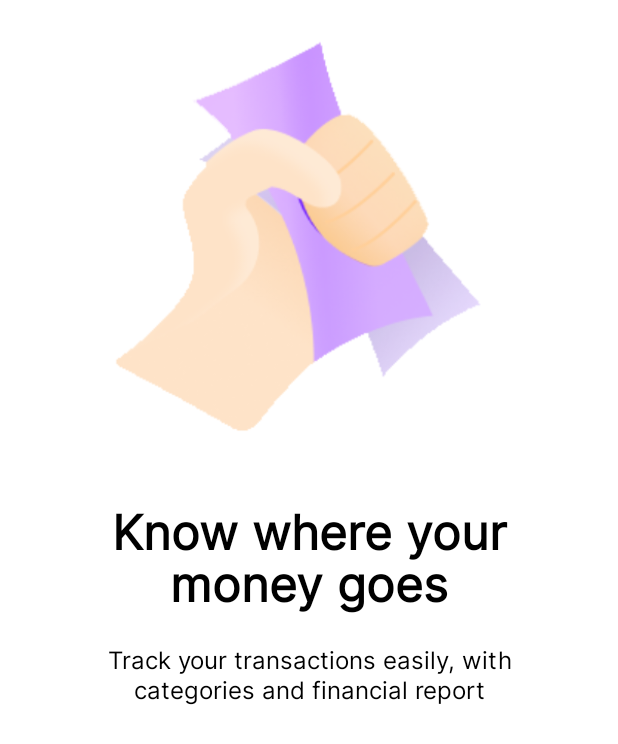
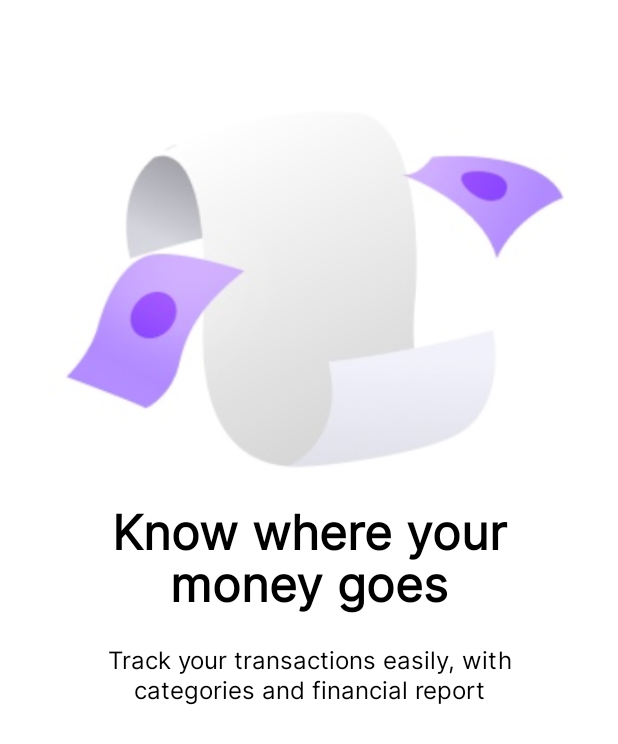
Before and after one commit to LukaszGalinski/Fluffy, an Android app: the layout onboarding_screen_second_fragment.xml on its own in the app's theme, with its tools: preview values and no code run, on a phone screen of 412 x 824 dp. Shown: the top 744 px of the screen. Run offline under Robolectric (Android 15) with nearby library versions, the phone set to English and light mode, and no system bars.

Commit message:
Add directories for simplify project managment

```diff
--- a/app/src/main/AndroidManifest.xml
+++ b/app/src/main/AndroidManifest.xml
@@ -10,7 +10,7 @@
         android:supportsRtl="true"
         android:theme="@style/Theme.Fluffy.OnBoarding">
         <activity
-            android:name="com.lukasz.galinski.fluffy.OnBoardingScreenActivity"
+            android:name="com.lukasz.galinski.fluffy.view.OnBoardingScreenActivity"
             android:exported="true">
             <intent-filter>
                 <action android:name="android.intent.action.MAIN" />
--- a/app/src/main/java/com/lukasz/galinski/fluffy/OnBoardingScreenActivity.kt
+++ b/app/src/main/java/com/lukasz/galinski/fluffy/view/OnBoardingScreenActivity.kt
@@ -1,11 +1,14 @@
-package com.lukasz.galinski.fluffy
+package com.lukasz.galinski.fluffy.view
 
 import androidx.appcompat.app.AppCompatActivity
 import android.os.Bundle
+import com.lukasz.galinski.fluffy.R
 
 class OnBoardingScreenActivity : AppCompatActivity() {
     override fun onCreate(savedInstanceState: Bundle?) {
         super.onCreate(savedInstanceState)
         setContentView(R.layout.onboarding_screen_layout)
+
+
     }
 }
--- a/app/src/main/res/layout/onboarding_screen_first_fragment.xml
+++ b/app/src/main/res/layout/onboarding_screen_first_fragment.xml
@@ -7,7 +7,7 @@
     <androidx.constraintlayout.widget.ConstraintLayout xmlns:tools="http://schemas.android.com/tools"
         android:layout_width="match_parent"
         android:layout_height="wrap_content"
-        tools:context=".OnBoardingScreenActivity">
+        tools:context=".view.OnBoardingScreenActivity">
 
         <ImageView
             android:id="@+id/onboarding_logo"
--- a/app/src/main/res/layout/onboarding_screen_layout.xml
+++ b/app/src/main/res/layout/onboarding_screen_layout.xml
@@ -5,9 +5,9 @@
     xmlns:tools="http://schemas.android.com/tools"
     android:layout_width="match_parent"
     android:layout_height="match_parent"
-    tools:context=".OnBoardingScreenActivity">
+    tools:context=".view.OnBoardingScreenActivity">
 
-    <FrameLayout
+    <androidx.viewpager2.widget.ViewPager2
         android:id="@+id/onboarding_fragment_host"
         android:layout_width="match_parent"
         android:layout_height="0dp"
--- a/app/src/main/res/layout/onboarding_screen_second_fragment.xml
+++ b/app/src/main/res/layout/onboarding_screen_second_fragment.xml
@@ -7,7 +7,7 @@
     <androidx.constraintlayout.widget.ConstraintLayout xmlns:tools="http://schemas.android.com/tools"
         android:layout_width="match_parent"
         android:layout_height="wrap_content"
-        tools:context=".OnBoardingScreenActivity">
+        tools:context=".view.OnBoardingScreenActivity">
 
         <ImageView
             android:id="@+id/onboarding_logo"
@@ -16,7 +16,7 @@
             android:layout_marginTop="@dimen/margin_medium_16"
             android:layout_marginBottom="@dimen/margin_medium_16"
             android:contentDescription="@string/onBoarding_logo"
-            android:src="@drawable/onboarding_one_logo"
+            android:src="@drawable/onboarding_logo_two"
             app:layout_constraintEnd_toEndOf="parent"
             app:layout_constraintStart_toStartOf="parent"
             app:layout_constraintTop_toTopOf="parent"
--- a/app/src/main/res/layout/onboarding_screen_third_fragment.xml
+++ b/app/src/main/res/layout/onboarding_screen_third_fragment.xml
@@ -7,7 +7,7 @@
     <androidx.constraintlayout.widget.ConstraintLayout xmlns:tools="http://schemas.android.com/tools"
         android:layout_width="match_parent"
         android:layout_height="wrap_content"
-        tools:context=".OnBoardingScreenActivity">
+        tools:context=".view.OnBoardingScreenActivity">
 
         <ImageView
             android:id="@+id/onboarding_logo"
```
Also changed, not shown: app/src/main/res/drawable-mdpi/onboarding_logo_two.jpg (added).
